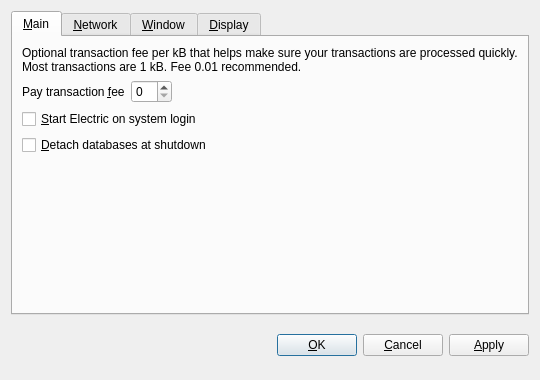
This is src/qt/forms/optionsdialog.ui in Jahare/Electric as Qt 5 draws it before an edit. The edited form follows.
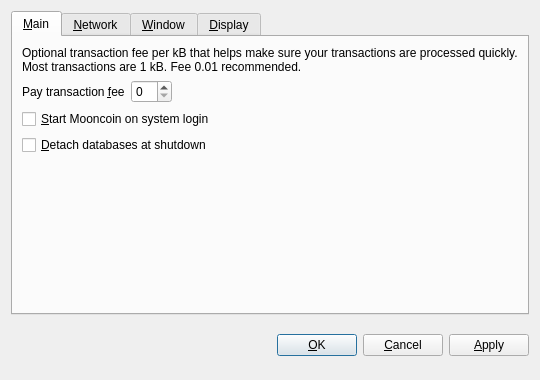
This is the edited form. The open tabs and pages were chosen to show the change. Custom widgets are drawn as their Qt base class.

Patch:
```diff
--- a/src/qt/forms/optionsdialog.ui
+++ b/src/qt/forms/optionsdialog.ui
@@ -82,7 +82,7 @@
           <string>Automatically start Electric after logging in to the system.</string>
          </property>
          <property name="text">
-          <string>&amp;Start Electric on system login</string>
+          <string>&amp;Start Mooncoin on system login</string>
          </property>
         </widget>
        </item>
```
Left out of the diff: 10 changed lines with no effect on the pictures.
